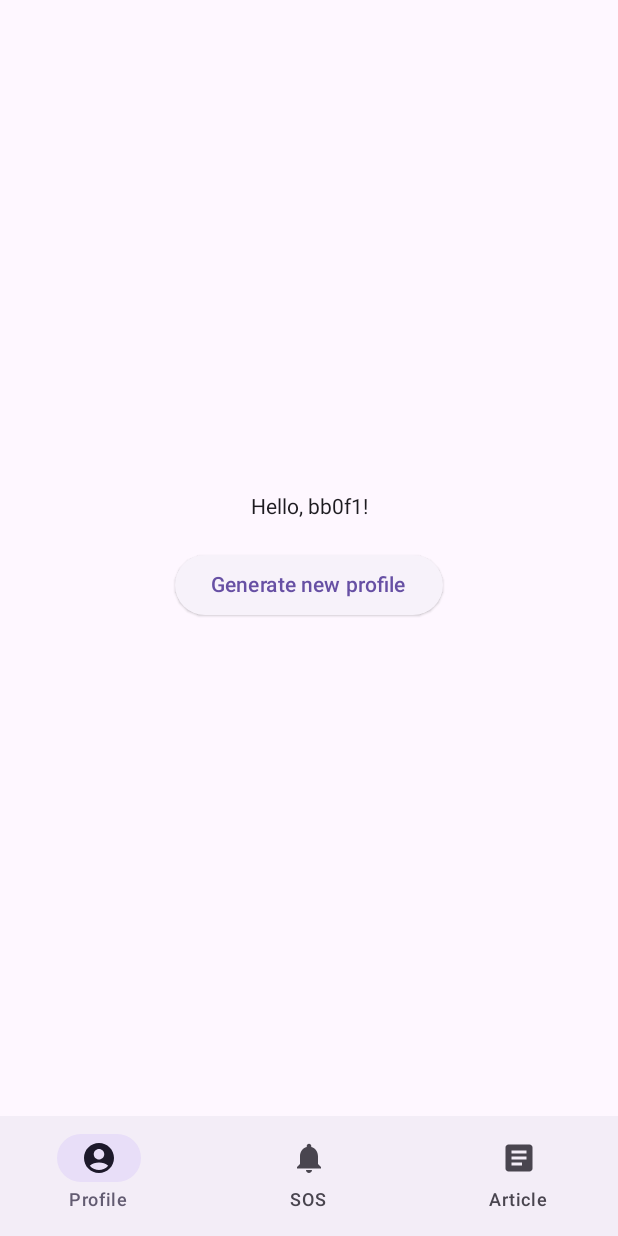
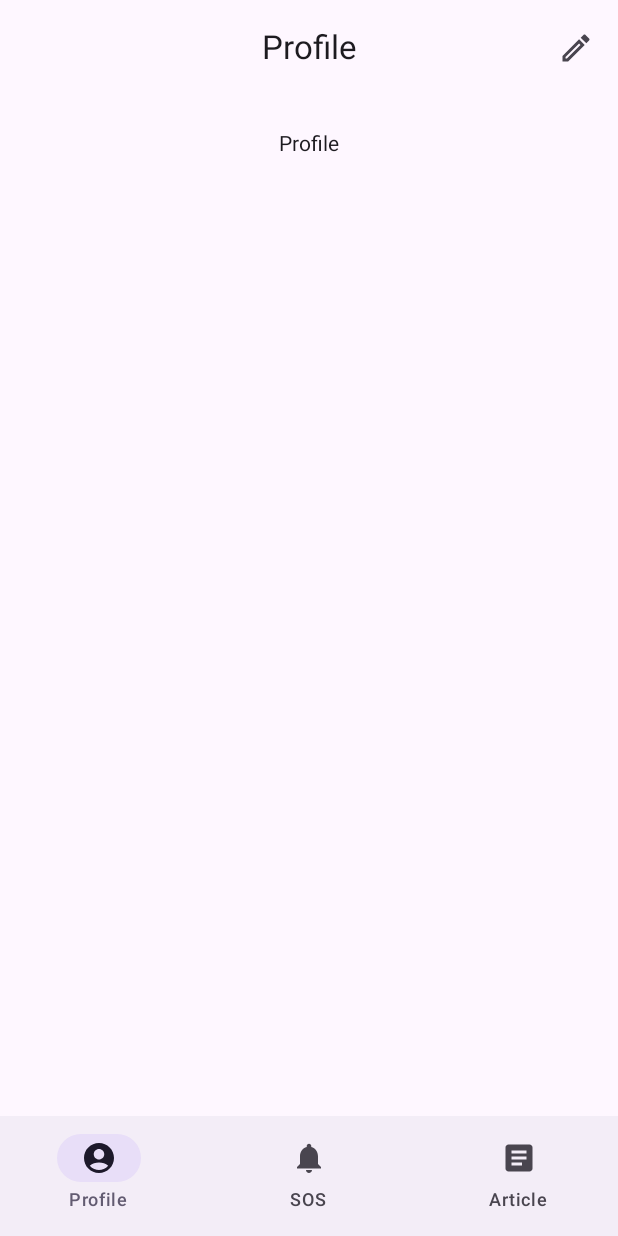
Before and after one commit to gdg-yonsei/golden-time-android, an Android app built with Jetpack Compose: the ProfileScreen screen opened through its navigation route, on a phone screen of 412 x 824 dp. Run offline under Robolectric (Android 15) with nearby library versions, the phone set to English and light mode, and no system bars.

Commit message:
feat: add profile screen

```diff
--- a/app/src/main/java/com/next/goldentime/ui/screens/home/profile/ProfileScreen.kt
+++ b/app/src/main/java/com/next/goldentime/ui/screens/home/profile/ProfileScreen.kt
@@ -1,42 +1,36 @@
 package com.next.goldentime.ui.screens.home.profile
 
-import androidx.compose.foundation.layout.*
-import androidx.compose.material3.ElevatedButton
-import androidx.compose.material3.Text
 import androidx.compose.runtime.Composable
-import androidx.compose.runtime.getValue
-import androidx.compose.runtime.livedata.observeAsState
-import androidx.compose.runtime.rememberCoroutineScope
-import androidx.compose.ui.Alignment
-import androidx.compose.ui.Modifier
-import androidx.compose.ui.unit.dp
 import androidx.lifecycle.viewmodel.compose.viewModel
+import androidx.navigation.compose.NavHost
+import androidx.navigation.compose.composable
+import androidx.navigation.compose.rememberNavController
 import com.next.goldentime.App
 import com.next.goldentime.repository.user.userStore
-import kotlinx.coroutines.CoroutineScope
-import kotlinx.coroutines.launch
+import com.next.goldentime.ui.screens.home.profile.edit.ProfileEditScreen
+import com.next.goldentime.ui.screens.home.profile.view.ProfileViewScreen
 
 @Composable
 fun ProfileScreen(
     model: ProfileViewModel = viewModel(factory = ProfileViewModelFactory(App.context.userStore))
 ) {
-    val composableScope: CoroutineScope = rememberCoroutineScope()
+    val navController = rememberNavController()
 
-    val name by model.name.observeAsState("")
-
-    fun generateProfile() {
-        composableScope.launch { model.generateProfile() }
+    fun navigateToProfileEdit() {
+        navController.navigate(ProfileScreen.ProfileEdit.route)
     }
 
-    Column(
-        modifier = Modifier.fillMaxSize(),
-        verticalArrangement = Arrangement.Center,
-        horizontalAlignment = Alignment.CenterHorizontally
-    ) {
-        Text("Hello, ${name}!")
-        Spacer(modifier = Modifier.size(20.dp))
-        ElevatedButton(onClick = { generateProfile() }) {
-            Text("Generate new profile")
-        }
+    fun navigateBack() {
+        navController.navigateUp()
+    }
+
+    NavHost(navController = navController, startDestination = ProfileScreen.ProfileView.route) {
+        composable(ProfileScreen.ProfileView.route) { ProfileViewScreen(navigateToProfileEdit = ::navigateToProfileEdit) }
+        composable(ProfileScreen.ProfileEdit.route) { ProfileEditScreen(navigateBack = ::navigateBack) }
     }
 }
+
+private sealed class ProfileScreen(val route: String) {
+    object ProfileView : ProfileScreen("profile-view")
+    object ProfileEdit : ProfileScreen("profile-edit")
+}
--- a/app/src/main/java/com/next/goldentime/ui/screens/home/profile/ProfileViewModel.kt
+++ b/app/src/main/java/com/next/goldentime/ui/screens/home/profile/ProfileViewModel.kt
@@ -6,7 +6,6 @@ import androidx.lifecycle.ViewModel
 import androidx.lifecycle.ViewModelProvider
 import androidx.lifecycle.asLiveData
 import com.next.goldentime.repository.disease.DiseaseStaticRepository
-import com.next.goldentime.repository.user.User
 import com.next.goldentime.repository.user.UserStoreRepository
 import com.next.goldentime.usecase.user.UserUseCase
 import java.util.*
@@ -19,15 +18,8 @@ class ProfileViewModel(
     )
 ) : ViewModel() {
     private val _user = userUseCase.watchUser()
-    private val _name = userUseCase.watchName()
 
     val user = _user.asLiveData()
-    val name = _name.asLiveData()
-
-    suspend fun generateProfile() {
-        val randomName = UUID.randomUUID().toString().substring(0, 5)
-        userUseCase.setUser(User(randomName, "2000", 0.0, 0.0, "", "", "", "", listOf()))
-    }
 }
 
 class ProfileViewModelFactory(
--- /dev/null
+++ b/app/src/main/java/com/next/goldentime/ui/screens/home/profile/view/ProfileViewScreen.kt
@@ -0,0 +1,34 @@
+package com.next.goldentime.ui.screens.home.profile.view
+
+import androidx.compose.foundation.layout.Column
+import androidx.compose.foundation.layout.fillMaxSize
+import androidx.compose.foundation.layout.padding
+import androidx.compose.material.icons.Icons
+import androidx.compose.material.icons.outlined.Edit
+import androidx.compose.material3.Text
+import androidx.compose.runtime.Composable
+import androidx.compose.ui.Alignment
+import androidx.compose.ui.Modifier
+import androidx.compose.ui.unit.dp
+import com.next.goldentime.ui.components.common.TopBar
+import com.next.goldentime.ui.components.common.TopBarIcon
+import com.next.goldentime.ui.components.home.WithTopBar
+
+@Composable
+fun ProfileViewScreen(navigateToProfileEdit: () -> Unit) {
+    WithTopBar(topBar = {
+        TopBar(
+            "Profile",
+            right = TopBarIcon(Icons.Outlined.Edit) { navigateToProfileEdit() },
+        )
+    }) {
+        Column(
+            modifier = Modifier
+                .fillMaxSize()
+                .padding(24.dp),
+            horizontalAlignment = Alignment.CenterHorizontally
+        ) {
+            Text("Profile")
+        }
+    }
+}
```
Also changed, not shown: app/src/main/java/com/next/goldentime/ui/screens/home/profile/edit/ProfileEditScreen.kt (added, +36 -0 lines).
